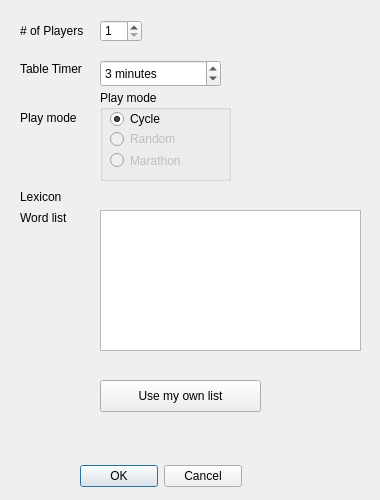
This is aerolith/trunk/src/aerolithclient/tableCreateForm.ui in domino14/aerolithdesktop as Qt 5 draws it before an edit. The edited form follows.
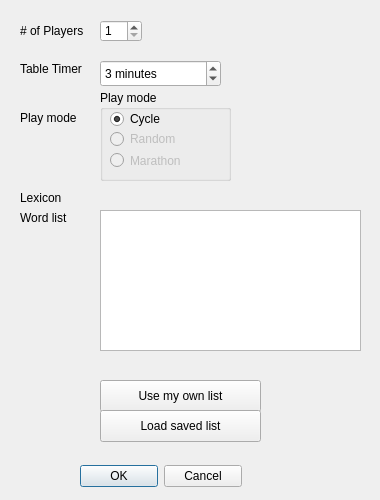
This is the edited form.

Commit message: beginning to migrate to not using not needing a zyzzyva database to get definitions.. just ship my own words.db (zipped it's not too huge). need to modify UnscrambleGameTable.cpp to display data correctly in solutions table.

What changed in the file:
```diff
--- a/aerolith/trunk/src/aerolithclient/tableCreateForm.ui
+++ b/aerolith/trunk/src/aerolithclient/tableCreateForm.ui
@@ -253,8 +253,8 @@
     <rect>
      <x>20</x>
      <y>190</y>
-     <width>46</width>
-     <height>14</height>
+     <width>61</width>
+     <height>16</height>
     </rect>
    </property>
    <property name="text">
@@ -274,6 +274,19 @@
     <string/>
    </property>
   </widget>
+  <widget class="QPushButton" name="pushButtonLoadSavedList">
+   <property name="geometry">
+    <rect>
+     <x>100</x>
+     <y>410</y>
+     <width>161</width>
+     <height>32</height>
+    </rect>
+   </property>
+   <property name="text">
+    <string>Load saved list</string>
+   </property>
+  </widget>
  </widget>
  <resources/>
  <connections>
```
Left out of the diff: 2 changed lines with no effect on the pictures. The commit also changes 6 other files.
